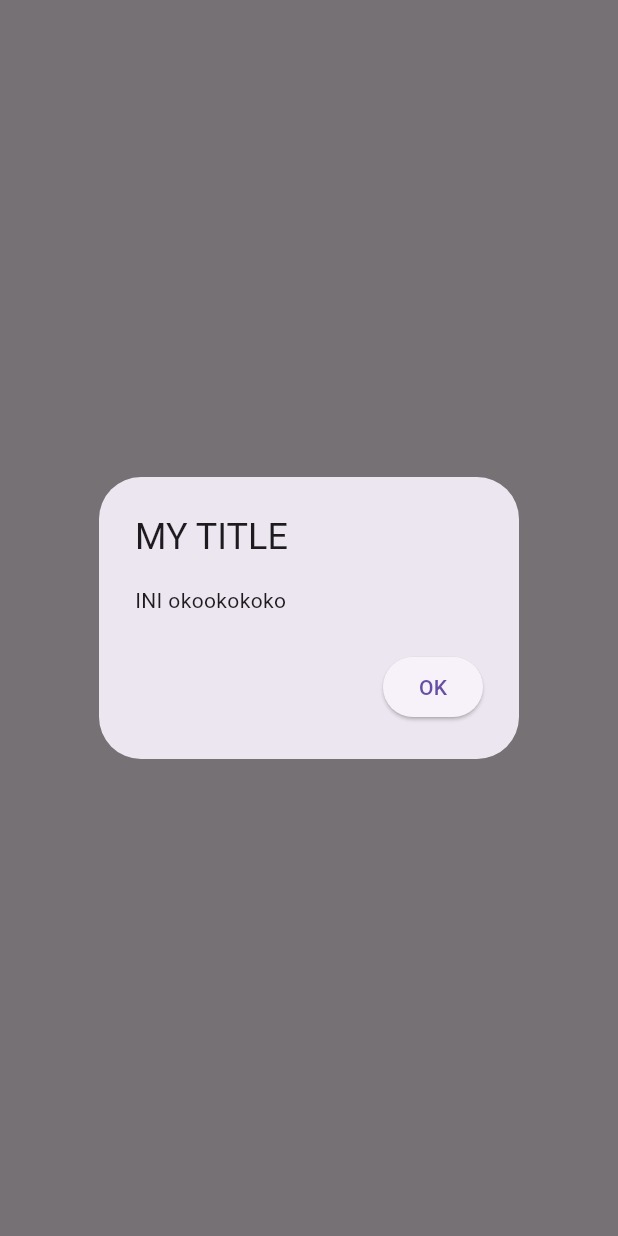
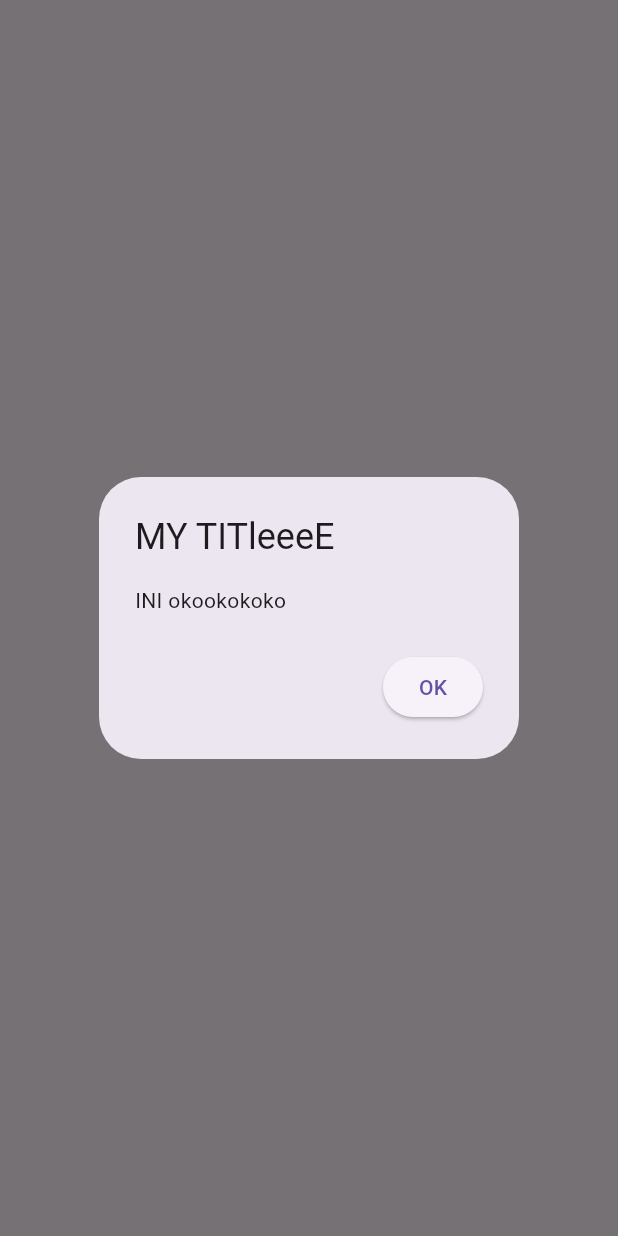
Before and after one commit to Zilu45/Flutter-coba-coba, a Flutter app: what showAlertDialog() shows on an empty page, opened directly, on a phone screen of 412 x 824 dp. Run offline on Flutter 3.47's test engine with Material 3 defaults, Android fonts, the phone set to English and light mode, and no system bars.

Commit message:
Add files via upload

```diff
--- a/Flutter_nyoba2/flutternyoba/lib/Dialog.dart
+++ b/Flutter_nyoba2/flutternyoba/lib/Dialog.dart
@@ -34,7 +34,7 @@ showAlertDialog(BuildContext context){
  );
 
  AlertDialog alert = AlertDialog(
-  title: Text("MY TITLE"),
+  title: Text("MY TITleeeE"),
  content: Text("INI okookokoko"),
  actions: [okButton],
  );
```
